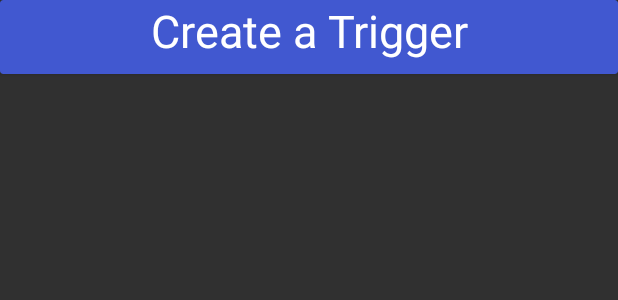
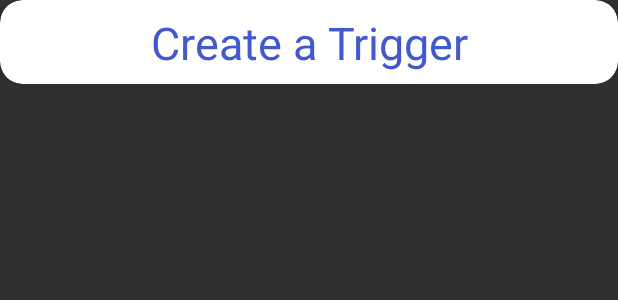
Before and after one commit to Cougargriff/SensorTriggers, an Android app: the layout custom_title.xml on its own in the app's theme, with its tools: preview values and no code run, on a phone screen of 412 x 824 dp. Shown: the top 300 px of the screen. Run offline under Robolectric (Android 15) with nearby library versions, the phone set to English and light mode, and no system bars.

Commit message:
more stuff

```diff
--- a/app/src/main/AndroidManifest.xml
+++ b/app/src/main/AndroidManifest.xml
@@ -18,7 +18,7 @@
         android:supportsRtl="true"
         android:theme="@style/Theme.AppCompat.NoActionBar">
         <activity
-            android:name=".MainActivity"
+            android:name=".LoginActivity"
             android:label="@string/app_name"
             android:theme="@style/MyTheme">
             <intent-filter>
--- a/app/src/main/java/Trigger.kt
+++ b/app/src/main/java/Trigger.kt
@@ -8,4 +8,6 @@ import java.util.*
 @Parcelize
 data class Trigger(var name : String, var hr_val : Int) : Parcelable
 {
+    // TODO : once a trigger threshold is met, it is turned off.
+    // to avoid repeat hits
 }
--- a/app/src/main/java/TriggerView.kt
+++ b/app/src/main/java/TriggerView.kt
@@ -36,9 +36,6 @@ class TriggerView : AppCompatActivity() {
 
         window.navigationBarColor = ContextCompat.getColor(baseContext, R.color.blueish)
         window.statusBarColor = ContextCompat.getColor(baseContext, R.color.blueish)
-
-
-
 
         trigger_list = intent.getSerializableExtra("triggers") as ArrayList<Trigger>
 
--- a/app/src/main/res/layout/custom_title.xml
+++ b/app/src/main/res/layout/custom_title.xml
@@ -1,21 +1,40 @@
 <?xml version="1.0" encoding="utf-8"?>
 <LinearLayout xmlns:android="http://schemas.android.com/apk/res/android"
-    android:orientation="vertical" android:layout_width="match_parent"
-    android:layout_height="match_parent">
+    xmlns:app="http://schemas.android.com/apk/res-auto"
+    xmlns:tools="http://schemas.android.com/tools"
+    android:layout_width="match_parent"
+    android:layout_height="wrap_content"
+    android:orientation="vertical">
 
     <android.support.v7.widget.CardView
         android:layout_width="match_parent"
         android:layout_height="wrap_content"
-        android:backgroundTint="@color/blueish">
+        android:backgroundTint="@color/login_color"
+        app:cardCornerRadius="15dp"
+        app:cardPreventCornerOverlap="true">
 
-        <TextView
-            android:id="@+id/textView3"
+        <android.support.constraint.ConstraintLayout
             android:layout_width="match_parent"
-            android:layout_height="49dp"
-            android:text="Create a Trigger"
-            android:textAlignment="center"
-            android:textColor="@color/login_color"
-            android:textSize="30sp" />
+            android:layout_height="match_parent">
+
+            <TextView
+                android:id="@+id/textView3"
+                android:layout_width="wrap_content"
+                android:layout_height="40dp"
+                android:layout_marginStart="98dp"
+                android:layout_marginTop="8dp"
+                android:layout_marginEnd="98dp"
+                android:layout_marginBottom="8dp"
+                android:text="Create a Trigger"
+                android:textAlignment="center"
+                android:textColor="@color/blueish"
+                android:textSize="30sp"
+                app:layout_constraintBottom_toBottomOf="parent"
+                app:layout_constraintEnd_toEndOf="parent"
+                app:layout_constraintStart_toStartOf="parent"
+                app:layout_constraintTop_toTopOf="parent" />
+        </android.support.constraint.ConstraintLayout>
+
     </android.support.v7.widget.CardView>
 
 </LinearLayout>
--- a/app/src/main/res/layout/triggerdialog.xml
+++ b/app/src/main/res/layout/triggerdialog.xml
@@ -8,6 +8,7 @@
 
     <EditText
         android:id="@+id/trigger_name"
+        style="@style/Base.Widget.MaterialComponents.TextInputEditText"
         android:layout_width="match_parent"
         android:layout_height="wrap_content"
         android:hint="Name"
@@ -15,6 +16,7 @@
 
     <EditText
         android:id="@+id/hr"
+        style="@style/Base.Widget.MaterialComponents.TextInputEditText"
         android:layout_width="match_parent"
         android:layout_height="wrap_content"
         android:ems="10"
```
Also changed, not shown: app/src/main/java/LoginActivity.kt (renamed from app/src/main/java/MainActivity.kt, +54 -38 lines), app/src/main/java/LoginHandler.kt (+2 -13 lines), app/src/main/java/ViewModel.kt (+18 -3 lines), app/src/main/java/WatchComms.kt (+86 -66 lines), app/src/main/res/drawable/roundshapedialogtitle.xml (added, +7 -0 lines), app/src/main/res/layout/activity_watch_comms.xml (+6 -3 lines).
